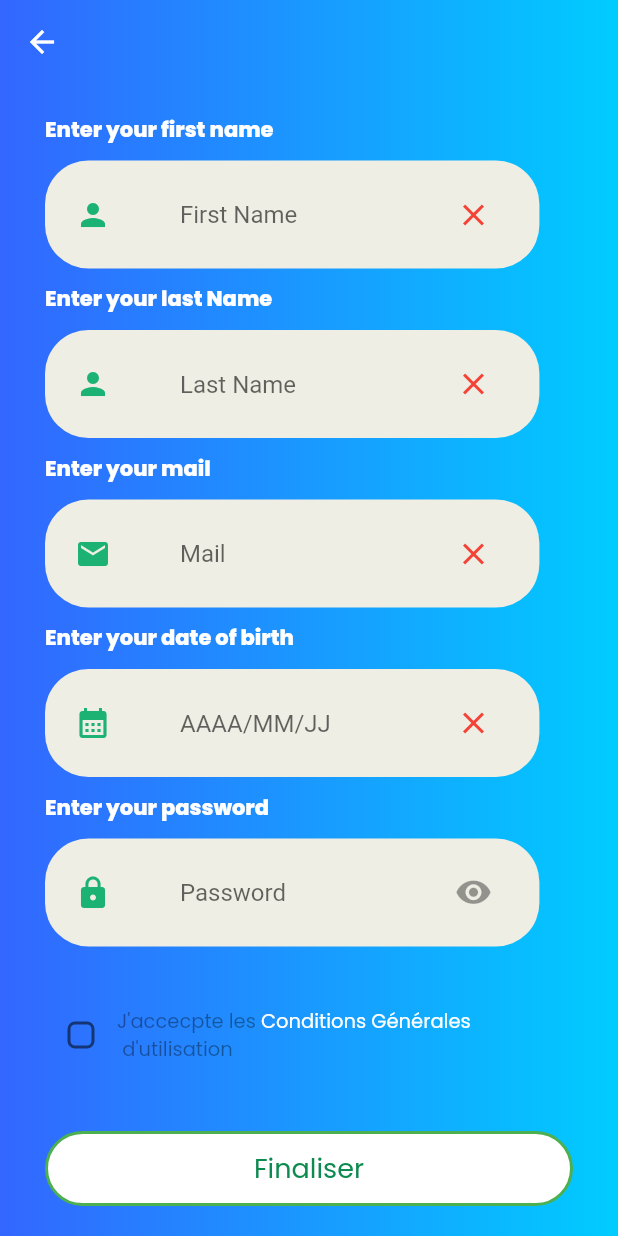
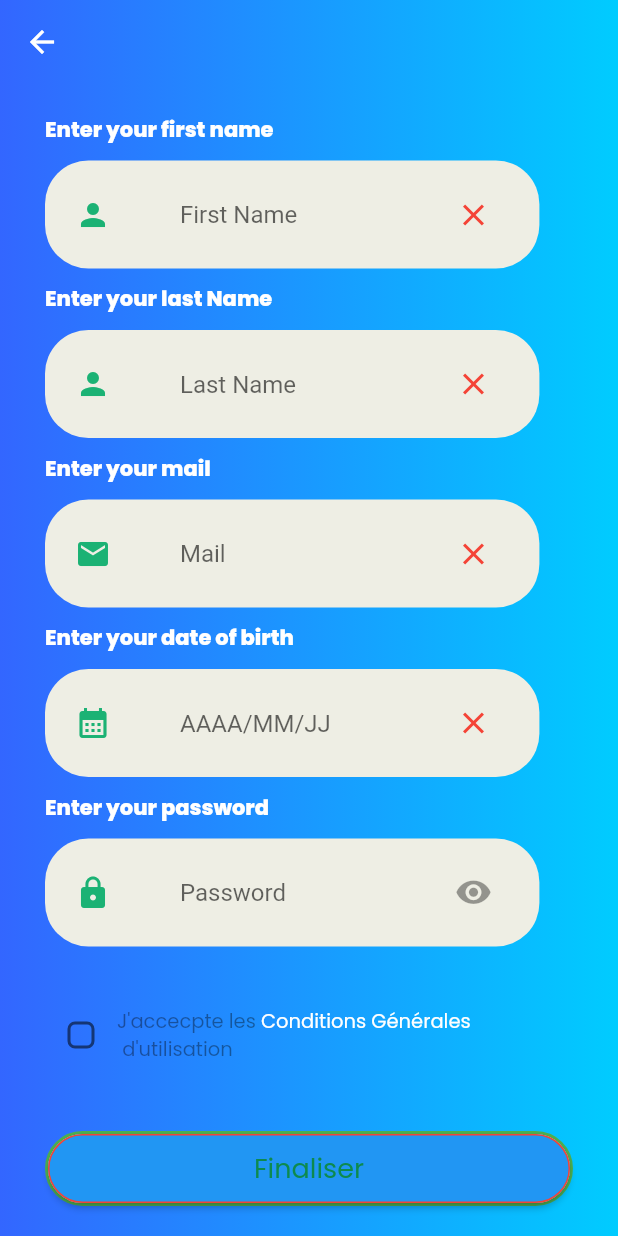
Before and after one commit to NourKalai/social_media_app, a Flutter app: the SignUp screen opened directly, scrolled down 387 dp, on a phone screen of 412 x 824 dp. Run offline on Flutter 3.47's test engine with Material 2 defaults, Android fonts, the light colour scheme and no system bars; our stand-ins replace animate_do, auto_size_text, concentric_transition, email_validator, flutter_signin_button, google_fonts and 6 more; missing offline and left inert: flutter_facebook_auth, flutter_otp, flutter_verification_code, sms, sms_receiver; accounts and stored records are empty; generated files the repository leaves out were written again; network calls fail; Roboto replaces fonts that are missing (OpenSans).

Commit message:
fixing facebook authentification

```diff
--- a/lib/authentification/screens/forgotpassword/valid.dart
+++ b/lib/authentification/screens/forgotpassword/valid.dart
@@ -6,7 +6,6 @@ import 'package:flutter/material.dart';
 import 'package:flutter/services.dart';
 import 'dart:async';
 import 'package:flutter_otp/flutter_otp.dart';
-import 'package:alt_sms_autofill/alt_sms_autofill.dart';
 import 'package:intl_phone_number_input/intl_phone_number_input.dart';
 import 'package:pin_code_fields/pin_code_fields.dart';
 import 'package:sms_receiver/sms_receiver.dart';
--- a/lib/authentification/screens/sign in/login.screen.dart
+++ b/lib/authentification/screens/sign in/login.screen.dart
@@ -227,7 +227,6 @@ class _LoginPageState extends State<LoginPage> {
                       ),
                       backgroundColor: Colors.green,
                     );
-                    scaffoldKey.currentState!.showSnackBar(snackBar);
                     Navigator.of(context).push(MaterialPageRoute(
                         builder: (context) => SplashScreen()));
 
@@ -247,11 +246,6 @@ class _LoginPageState extends State<LoginPage> {
               ScaffoldMessenger.of(context).showSnackBar(snackBar);
             }
           },
-          //   Navigator.push(
-          //     context,
-          //     MaterialPageRoute(builder: (context) => const SignInPage2()),
-          //   );
-          // },
           child: Text(
             text,
             style: TextStyle(
--- a/lib/authentification/screens/signup/signup.dart
+++ b/lib/authentification/screens/signup/signup.dart
@@ -1,5 +1,4 @@
-import 'package:diginas_app/authentification/screens/signup/profile.screen.dart';
-import 'package:diginas_app/authentification/widgets/FormWidget.dart';
+
 import 'package:email_validator/email_validator.dart';
 import 'package:flutter/material.dart';
 import 'package:flutter/services.dart';
@@ -202,86 +201,94 @@ class _SignUpState extends State<SignUp> {
                                   mainAxisAlignment:
                                       MainAxisAlignment.spaceBetween,
                                   children: [
-                                    Container(
-                                      height: 30,
-                                      width: 170,
-                                      decoration: BoxDecoration(
-                                        color:
-                                            Color.fromARGB(223, 245, 241, 241),
-                                        borderRadius:
-                                            BorderRadius.circular(20.0),
-                                      ),
-                                      child: Container(
-                                        height: 30,
-                                        width: 170,
-                                        decoration: BoxDecoration(
-                                          color: Color.fromARGB(
-                                              223, 245, 241, 241),
-                                          borderRadius:
-                                              BorderRadius.circular(20.0),
-                                        ),
-                                        child: FlatButton(
-                                          color: hasBeenPressed1
-                                              ? Color.fromARGB(
-                                                  255, 56, 105, 168)
-                                              : Color.fromARGB(
-                                                  255, 231, 229, 229),
-                                          child: Text(
-                                            "Homme",
-                                            style: TextStyle(
-                                                fontSize: 20.0,
-                                                color: hasBeenPressed1
-                                                    ? Colors.white
-                                                    : Colors.black38),
-                                          ),
-                                          shape: RoundedRectangleBorder(
-                                              borderRadius:
-                                                  BorderRadius.circular(15)),
-                                          onPressed: () {
-                                            setState(() {
-                                              hasBeenPressed1 = true;
-                                              hasBeenPressed2 = false;
-                                              imagepath =
-                                                  "assets/images/icon.png";
-                                            });
-                                          },
-                                        ),
-                                      ),
-                                    ),
-                                    Container(
-                                      height: 30,
-                                      width: 170,
-                                      decoration: BoxDecoration(
-                                        color:
-                                            Color.fromARGB(223, 245, 241, 241),
-                                        borderRadius:
-                                            BorderRadius.circular(20.0),
-                                      ),
-                                      child: FlatButton(
-                                        color: hasBeenPressed1
-                                            ? Colors.white
-                                            : Color.fromARGB(255, 56, 105, 168),
-                                        child: Text(
-                                          "Femme",
-                                          style: TextStyle(
-                                              fontSize: 20.0,
-                                              color: hasBeenPressed2
-                                                  ? Colors.white
-                                                  : Colors.black38),
-                                        ),
-                                        shape: RoundedRectangleBorder(
-                                            borderRadius:
-                                                BorderRadius.circular(15)),
-                                        onPressed: () {
-                                          setState(() {
-                                            hasBeenPressed2 = true;
-                                            hasBeenPressed1 = false;
-                                            imagepath =
-                                                "assets/images/icon.png";
-                                          });
-                                        },
-                                      ),
-                                    ),
+                                    // Container(
+                                    //   height: 30,
+                                    //   width: 170,
+                                    //   decoration: BoxDecoration(
+                                    //     color:
+                                    //         Color.fromARGB(223, 245, 241, 241),
+                                    //     borderRadius:
+                                    //         BorderRadius.circular(20.0),
+                                    //   ),
+                                    //   child: Container(
+                                    //     height: 30,
+                                    //     width: 170,
+                                    //     decoration: BoxDecoration(
+                                    //       color: Color.fromARGB(
+                                    //           223, 245, 241, 241),
+                                    //       borderRadius:
+                                    //           BorderRadius.circular(20.0),
+                                    //     ),
+                                    //     child: FlatButton(
+                                    //       color: hasBeenPressed1
+                                    //           ? Color.fromARGB(
+                                    //               255, 56, 105, 168)
+                                    //           : Color.fromARGB(
+                                    //               255, 231, 229, 229),
+                                    //       child: Text(
+                                    //         "Homme",
+                                    //         style: TextStyle(
+                                    //             fontSize: 20.0,
+                                    //             color: hasBeenPressed1
+                                    //                 ? Colors.white
+                                    //                 : Colors.black38),
+                                    //       ),
+                                    //       shape: RoundedRectangleBorder(
+                                    //           borderRadius:
+                                    //               BorderRadius.circular(15)),
+                                    //       onPressed: () {
+                                    //         setState(() {
+                                    //           hasBeenPressed1 = true;
+                                    //           hasBeenPressed2 = false;
+                                    //           imagepath =
+                                    //               "assets/images/icon.png";
+                                    //         });
+                                    //       },
+                                    //     ),
+                                    //   ),
+                                    // ),
+//                                     Container(
+//                                       height: 30,
+//                                       width: 170,
+//                                       decoration: BoxDecoration(
+//                                         color:
+//                                             Color.fromARGB(223, 245, 241, 241),
+//                                         borderRadius:
+//                                             BorderRadius.circular(20.0),
+//                                       ),
+//                                       child: ElevatedButton(
+
+//                                         color: hasBeenPressed1
+//                                             ? Colors.white
+//                                             : Color.fromARGB(255, 56, 105, 168),
+//                                         child: Text(
+//                                           "Femme",
+//                                           style: TextStyle(
+//                                               fontSize: 20.0,
+//                                               color: hasBeenPressed2
+//                                                   ? Colors.white
+//                                                   : Colors.black38),
+//                                         ),
+//                                        style: ButtonStyle(
+//                                                         backgroundColor: Colors.purple,
+
+//   shape: MaterialStateProperty.all<RoundedRectangleBorder>(
+//     RoundedRectangleBorder(
+//       borderRadius: BorderRadius.circular(20),
+//       side: BorderSide(color: Colors.red)
+//     )
+//   )
+// ),
+//                                         onPressed: () {
+//                                           setState(() {
+//                                             hasBeenPressed2 = true;
+//                                             hasBeenPressed1 = false;
+//                                             imagepath =
+//                                                 "assets/images/icon.png";
+//                                           });
+//                                         },
+//                                       ),
+//                                     ),
                                   ],
                                 ))
                           ],
@@ -469,10 +476,16 @@ class _SignUpState extends State<SignUp> {
                                           color: Colors.green, width: 2),
                                       color: Colors.white),
                                   padding: EdgeInsets.zero,
-                                  child: FlatButton(
-                                    shape: RoundedRectangleBorder(
-                                      borderRadius: BorderRadius.circular(30),
-                                    ),
+                                  child: ElevatedButton(
+                                    style: ButtonStyle(
+  shape: MaterialStateProperty.all<RoundedRectangleBorder>(
+    RoundedRectangleBorder(
+      borderRadius: BorderRadius.circular(30.0),
+      side: BorderSide(color: Colors.red)
+    )
+  )
+),
+
                                     child: Text(
                                       "Finaliser",
                                       style: TextStyle(
@@ -536,7 +549,7 @@ class _SignUpState extends State<SignUp> {
         Row(
           mainAxisAlignment: MainAxisAlignment.center,
           children: [
-            FlatButton.icon(
+            ElevatedButton.icon(
                 onPressed: () {
                   pickImage(ImageSource.camera);
                 },
@@ -545,7 +558,7 @@ class _SignUpState extends State<SignUp> {
                   color: Colors.green,
                 ),
                 label: const Text("Camera")),
-            FlatButton.icon(
+            ElevatedButton.icon(
                 onPressed: () {
                   pickImage(ImageSource.gallery);
                 },
--- a/lib/main.dart
+++ b/lib/main.dart
@@ -1,9 +1,7 @@
 import 'package:diginas_app/authentification/screens/splashScreen.dart';
 import 'package:diginas_app/authentification/viewmodels/AuthViewModel.dart';
-
 import 'package:flutter/material.dart';
 import 'package:flutter_localizations/flutter_localizations.dart';
-
 import 'authentification/screens/OnBoard/onboardscreen.dart';
 import 'l10n/l10n.dart';
 import 'package:flutter_gen/gen_l10n/app_localizations.dart';
--- a/pubspec.yaml
+++ b/pubspec.yaml
@@ -56,6 +56,8 @@ dependencies:
   shared_preferences: ^2.0.15
   quickalert: ^1.0.1
   flutter_facebook_auth: ^5.0.6
+  flutter_facebook_auth_web: ^4.1.1
+  flutter_secure_storage_web: ^1.1.1
 
 dev_dependencies:
   flutter_test:
```
Also changed, not shown: pubspec.lock, 4 other files.
